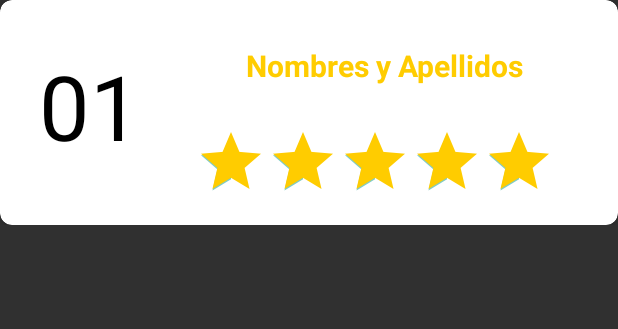
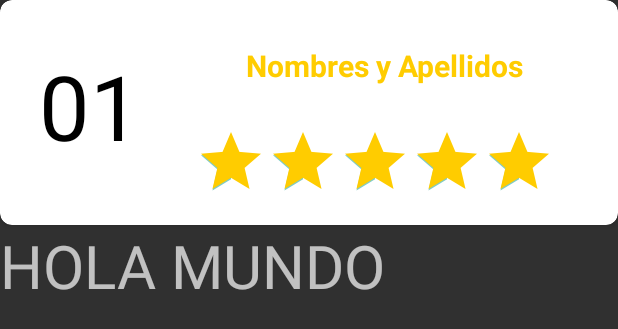
Before and after one commit to joseft-jack18/ThakhiAppV3, an Android app: the layout lista_calificaciones.xml on its own in the app's theme, with its tools: preview values and no code run, on a phone screen of 412 x 824 dp. Shown: the top 329 px of the screen. Run offline under Robolectric (Android 15) with nearby library versions, the phone set to English and light mode, and no system bars.

Commit message:
MI primer commint

```diff
--- a/app/src/main/res/layout/lista_calificaciones.xml
+++ b/app/src/main/res/layout/lista_calificaciones.xml
@@ -75,4 +75,12 @@
         </RelativeLayout>
     </androidx.cardview.widget.CardView>
 
+    <TextView
+        android:layout_width="wrap_content"
+        android:layout_height="wrap_content"
+        android:text="HOLA MUNDO"
+        android:textSize="40dp">
+
+    </TextView>
+
 </LinearLayout>
```
